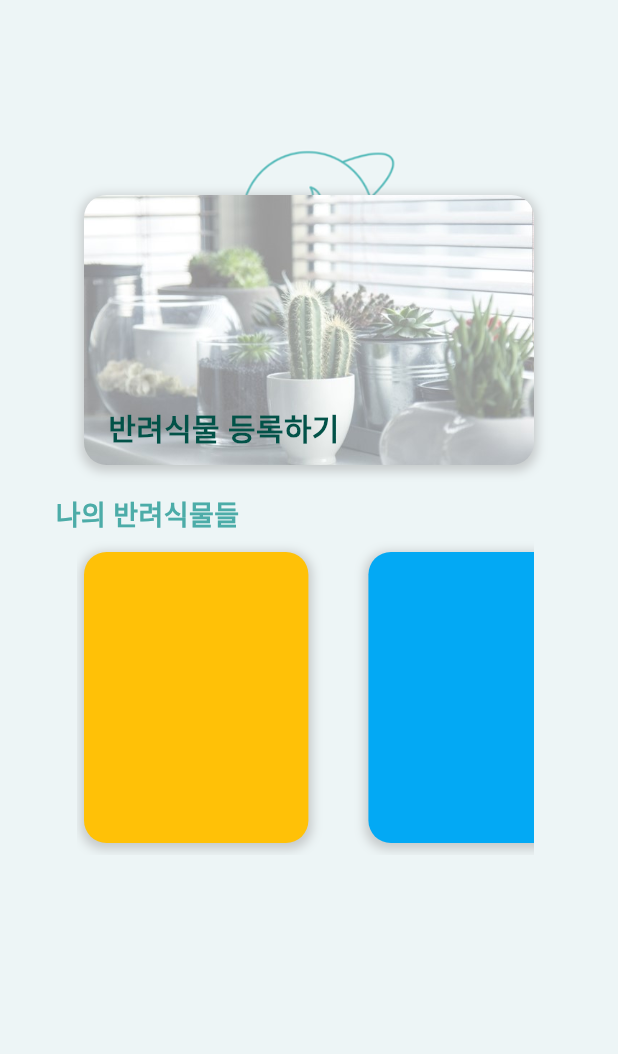
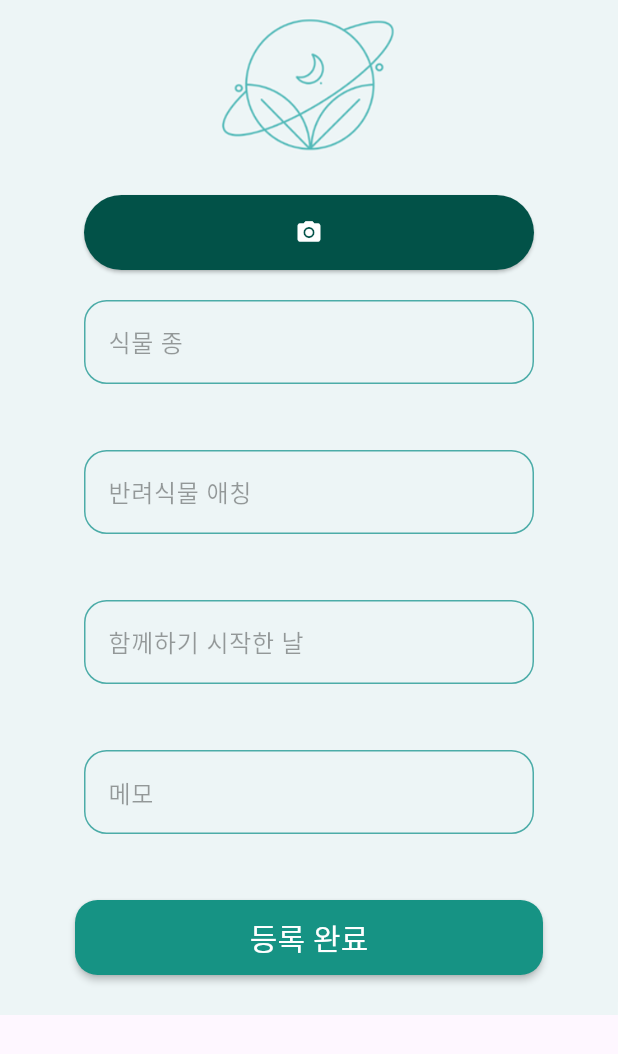
Before and after one commit to blackcat417/MadcampWeek3, a Flutter app: the HomeScreen screen opened directly, after a tap on "반려식물 등록하기", on a phone screen of 412 x 824 dp. Shown: the top 1054 px of the screen. Run offline on Flutter 3.47's test engine with Material 3 defaults, Android fonts, the phone set to English and light mode, and no system bars; our stand-ins replace fluttertoast.

Commit message:
그리드뷰 간격 수정, AddMyPlant 화면 수정중
그리드뷰 간격 수정, AddMyPlant 화면 수정중

```diff
--- /dev/null
+++ b/lib/AddMyPlant.dart
@@ -0,0 +1,191 @@
+import 'dart:async';
+import 'dart:convert';
+import 'package:flutter/material.dart';
+import 'package:planit/EmailLogin.dart';
+import 'package:http/http.dart' as http;
+import 'package:fluttertoast/fluttertoast.dart';
+
+class AddMyPlantScreen extends StatefulWidget {
+  const AddMyPlantScreen({super.key});
+
+  @override
+  // ignore: library_private_types_in_public_api
+  _AddMyPlantScreenState createState() => _AddMyPlantScreenState();
+}
+
+class _AddMyPlantScreenState extends State<AddMyPlantScreen> {
+  @override
+  Widget build(BuildContext context) {
+    double screenWidth = MediaQuery.of(context).size.width;
+    return Scaffold(
+      resizeToAvoidBottomInset: true,
+      body: GestureDetector(
+        onTap: () {
+          FocusScope.of(context).unfocus(); // 다른 곳을 터치하면 포커스 해제
+        },
+        child: SingleChildScrollView(
+          child: Stack(
+            children: [
+              // 배경화면
+              Image.asset(
+                'assets/planit_scrollbackground_size.png',
+                fit: BoxFit.cover,
+              ),
+
+              Positioned(
+                right: (screenWidth - 300) / 2,
+                top: 130.0,
+                child: ElevatedButton(
+                  onPressed: () {
+                    // 버튼이 클릭되었을 때 수행할 작업
+                  },
+                  style: ElevatedButton.styleFrom(
+                    primary: Color(0xFF025248),
+                    fixedSize: Size(300, 50),
+                  ),
+                  child:
+                      Icon(Icons.photo_camera, color: Colors.white), // 버튼 중앙에 표시할 아이콘
+                ),
+              ),
+
+              Positioned(
+                right: (screenWidth - 300) / 2,
+                top: 200.0,
+                child: SizedBox(
+                  width: 300,
+                  child: TextField(
+                    decoration: InputDecoration(
+                      labelText: '식물 종',
+                      labelStyle: TextStyle(color: Colors.black38),
+                      focusedBorder: OutlineInputBorder(
+                        borderRadius: BorderRadius.all(Radius.circular(15.0)),
+                        borderSide:
+                            BorderSide(width: 1, color: Color(0xFF4CACA8)),
+                      ),
+                      enabledBorder: OutlineInputBorder(
+                        borderRadius: BorderRadius.all(Radius.circular(15.0)),
+                        borderSide:
+                            BorderSide(width: 1, color: Color(0xFF4CACA8)),
+                      ),
+                      border: OutlineInputBorder(
+                        borderRadius: BorderRadius.all(Radius.circular(15.0)),
+                      ),
+                    ),
+                    keyboardType: TextInputType.emailAddress,
+                  ),
+                ),
+              ),
+
+              Positioned(
+                right: (screenWidth - 300) / 2,
+                top: 300.0,
+                child: SizedBox(
+                  width: 300,
+                  child: TextField(
+                    decoration: InputDecoration(
+                      labelText: '반려식물 애칭',
+                      labelStyle: TextStyle(color: Colors.black38),
+                      focusedBorder: OutlineInputBorder(
+                        borderRadius: BorderRadius.all(Radius.circular(15.0)),
+                        borderSide:
+                        BorderSide(width: 1, color: Color(0xFF4CACA8)),
+                      ),
+                      enabledBorder: OutlineInputBorder(
+                        borderRadius: BorderRadius.all(Radius.circular(15.0)),
+                        borderSide:
+                        BorderSide(width: 1, color: Color(0xFF4CACA8)),
+                      ),
+                      border: OutlineInputBorder(
+                        borderRadius: BorderRadius.all(Radius.circular(15.0)),
+                      ),
+                    ),
+                    keyboardType: TextInputType.emailAddress,
+                  ),
+                ),
+              ),
+
+              Positioned(
+                right: (screenWidth - 300) / 2,
+                top: 400.0,
+                child: SizedBox(
+                  width: 300,
+                  child: TextField(
+                    decoration: InputDecoration(
+                      labelText: '함께하기 시작한 날',
+                      labelStyle: TextStyle(color: Colors.black38),
+                      focusedBorder: OutlineInputBorder(
+                        borderRadius: BorderRadius.all(Radius.circular(15.0)),
+                        borderSide:
+                        BorderSide(width: 1, color: Color(0xFF4CACA8)),
+                      ),
+                      enabledBorder: OutlineInputBorder(
+                        borderRadius: BorderRadius.all(Radius.circular(15.0)),
+                        borderSide:
+                        BorderSide(width: 1, color: Color(0xFF4CACA8)),
+                      ),
+                      border: OutlineInputBorder(
+                        borderRadius: BorderRadius.all(Radius.circular(15.0)),
+                      ),
+                    ),
+                    keyboardType: TextInputType.emailAddress,
+                  ),
+                ),
+              ),
+
+              Positioned(
+                right: (screenWidth - 300) / 2,
+                top: 500.0,
+                child: SizedBox(
+                  width: 300,
+                  child: TextField(
+                    decoration: InputDecoration(
+                      labelText: '메모',
+                      labelStyle: TextStyle(color: Colors.black38),
+                      focusedBorder: OutlineInputBorder(
+                        borderRadius: BorderRadius.all(Radius.circular(15.0)),
+                        borderSide:
+                        BorderSide(width: 1, color: Color(0xFF4CACA8)),
+                      ),
+                      enabledBorder: OutlineInputBorder(
+                        borderRadius: BorderRadius.all(Radius.circular(15.0)),
+                        borderSide:
+                        BorderSide(width: 1, color: Color(0xFF4CACA8)),
+                      ),
+                      border: OutlineInputBorder(
+                        borderRadius: BorderRadius.all(Radius.circular(15.0)),
+                      ),
+                    ),
+                    keyboardType: TextInputType.emailAddress,
+                  ),
+                ),
+              ),
+
+              Positioned(
+                right: 50.0,
+                top: 600.0,
+                left: 50.0,
+                child: MaterialButton(
+                  onPressed: () {
+                    //데이터가 다 들어가있다면, 맞다면 나의 반려식물 데이터 post하기
+                  },
+                  color: const Color(0xff169384),
+                  shape: RoundedRectangleBorder(
+                    borderRadius: BorderRadius.circular(15.0),
+                  ),
+                  height: 50.0,
+                  child: const Text(
+                    '등록 완료',
+                    style: TextStyle(
+                      fontSize: 20.0,
+                      color: Colors.white,
+                    ),
+                  ),
+                ),
+              ),
+            ],
+          ),
+        ),
+      ),
+    );
+  }
+}
--- a/lib/Home.dart
+++ b/lib/Home.dart
@@ -1,5 +1,6 @@
 import 'package:flutter/material.dart';
 import 'package:http/http.dart';
+import 'package:planit/AddMyPlant.dart';
 
 class HomeScreen extends StatelessWidget {
   const HomeScreen({Key? key}) : super(key: key);
@@ -24,7 +25,10 @@ class HomeScreen extends StatelessWidget {
             child: GestureDetector(
               onTap: () {
                 // 클릭될 때 수행할 동작
-                print("이미지 버튼 클릭됐어용");
+                Navigator.push(
+                  context,
+                  MaterialPageRoute(builder: (context) => const AddMyPlantScreen()),
+                );
               },
               child: Container(
                 width: 300.0,
```
Also changed, not shown: assets/planit_scrollbackground_size.png (added).
